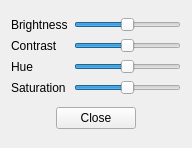
The window that src/app/videoSettingsWidget.ui (KDE/dragon) describes before a commit, drawn with Qt 5.
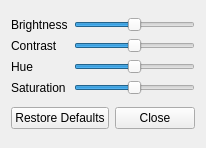
The same window after the commit.

Commit message: BUG: 171301 Fixes bug 171301 by adding a "Restore defaults" button to video settings dialog and looking for the "valueChanged" signal instead of "sliderMoved" for the Vdeo settings slider, ensuring that it will recognise all movements, not just those caused by dragging with mouse

Diff of the .ui file:
```diff
--- a/src/app/videoSettingsWidget.ui
+++ b/src/app/videoSettingsWidget.ui
@@ -121,6 +121,13 @@
        </property>
       </spacer>
      </item>
+     <item>
+      <widget class="QPushButton" name="defaultsButton" >
+       <property name="text" >
+        <string>Restore Defaults</string>
+       </property>
+      </widget>
+     </item>
      <item>
       <widget class="QPushButton" name="closeButton" >
        <property name="text" >
```
The commit also changes 2 other files.
